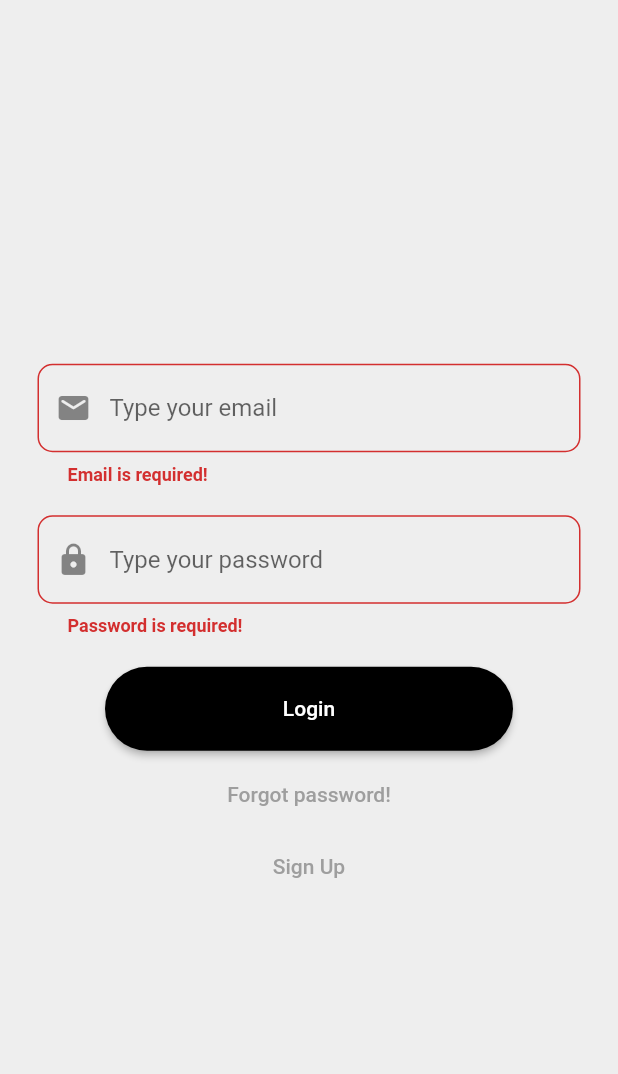
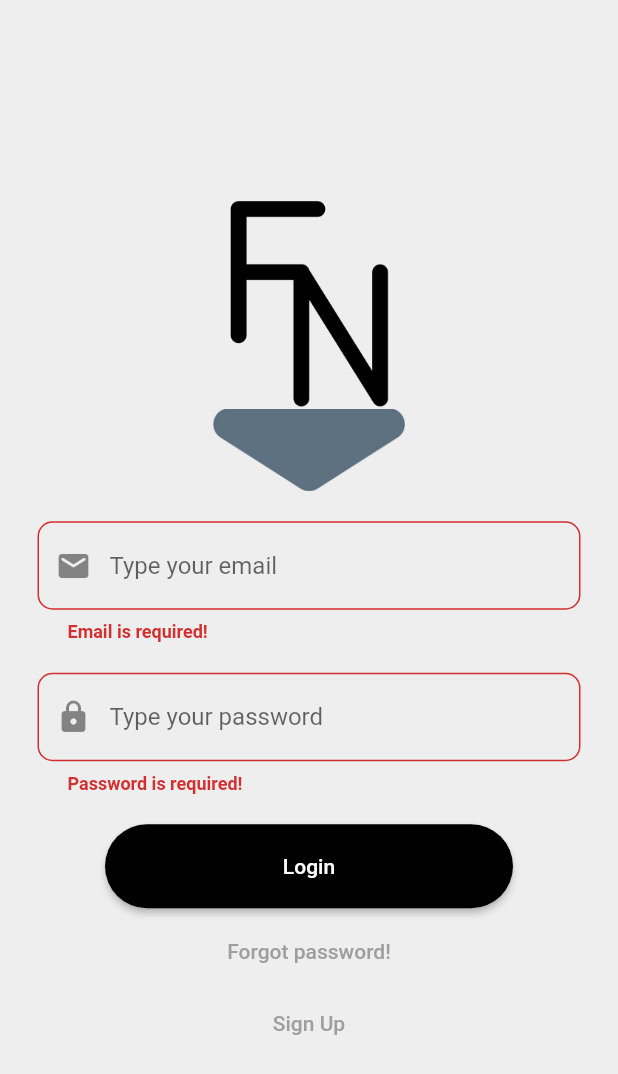
Before and after one commit to Tercilio/fake-news-flutter, a Flutter app: the screen it shows after launch, after a tap on "Login", on a phone screen of 412 x 824 dp. Shown: the top 1074 px of the screen. Run offline on Flutter 3.47's test engine with Material 2 defaults, Android fonts, the phone set to English and light mode, and no system bars; our stand-ins replace dio, flutter_mobx, flutter_modular, localization, mask_text_input_formatter, mobx; generated files the repository leaves out were written again; project files that could hold a hidden picture were left out.

Commit message:
Estilização da tela de login

```diff
--- a/lib/src/features/auth/presentation/view/page/login_page.dart
+++ b/lib/src/features/auth/presentation/view/page/login_page.dart
@@ -15,6 +15,22 @@ class LoginPage extends StatefulWidget {
 class _LoginPageState extends ModularState<LoginPage, LoginViewModel> {
   late ColorScheme _colors;
   late ThemeData _theme;
+
+  Widget get _logo => Container(
+      margin: const EdgeInsets.fromLTRB(25, 15, 25, 5),
+      width: double.infinity,
+      child: Column(
+        children: const [
+          Image(
+            image: AssetImage('lib/assets/images/logo.png'),
+            height: 140,
+          ),
+          Image(
+            image: AssetImage('lib/assets/images/removebg_blue.png'),
+            height: 55,
+          )
+        ],
+      ));
 
   Widget get _loadingIndicator => Visibility(
         child: const LinearProgressIndicator(
@@ -135,8 +151,8 @@ class _LoginPageState extends ModularState<LoginPage, LoginViewModel> {
                 mainAxisAlignment: MainAxisAlignment.center,
                 mainAxisSize: MainAxisSize.max,
                 children: [
+                  _logo,
                   _loadingIndicator,
-                  const SizedBox(height: 5),
                   _email,
                   _password,
                   _loginButton,
--- a/lib/src/features/auth/presentation/viewmodel/login_viewmodel.dart
+++ b/lib/src/features/auth/presentation/viewmodel/login_viewmodel.dart
@@ -1,3 +1,5 @@
+import 'dart:io';
+
 import 'package:flutter_modular/flutter_modular.dart';
 import 'package:mobx/mobx.dart';
 
@@ -36,17 +38,19 @@ abstract class _LoginViewModelBase with Store {
     validateEmail();
     validatePassword();
 
-    // if (!error.hasErrors) {
-    //   isLoading = true;
-    //   try {
-    //     await _usecase.login(email, password);
-    //   } on UnimplementedError {
-    //     // TODO: Fix!!!
-    //     error.login = 'Função não implementada!';
-    //   } finally {
-    //     isLoading = false;
-    //   }
-    // }
+    if (!error.hasErrors) {
+      isLoading = true;
+      try {
+        // await _usecase.login(email, password);
+
+        await Future.delayed(const Duration(seconds: 10));
+      } on UnimplementedError {
+        // TODO: Fix!!!
+        error.login = 'Função não implementada!';
+      } finally {
+        isLoading = false;
+      }
+    }
   }
 }
 
```
Also changed, not shown: lib/assets/images/logo.png (added), lib/assets/images/removebg_blue.png (added), lib/assets/images/removebg_greay.png (added).
